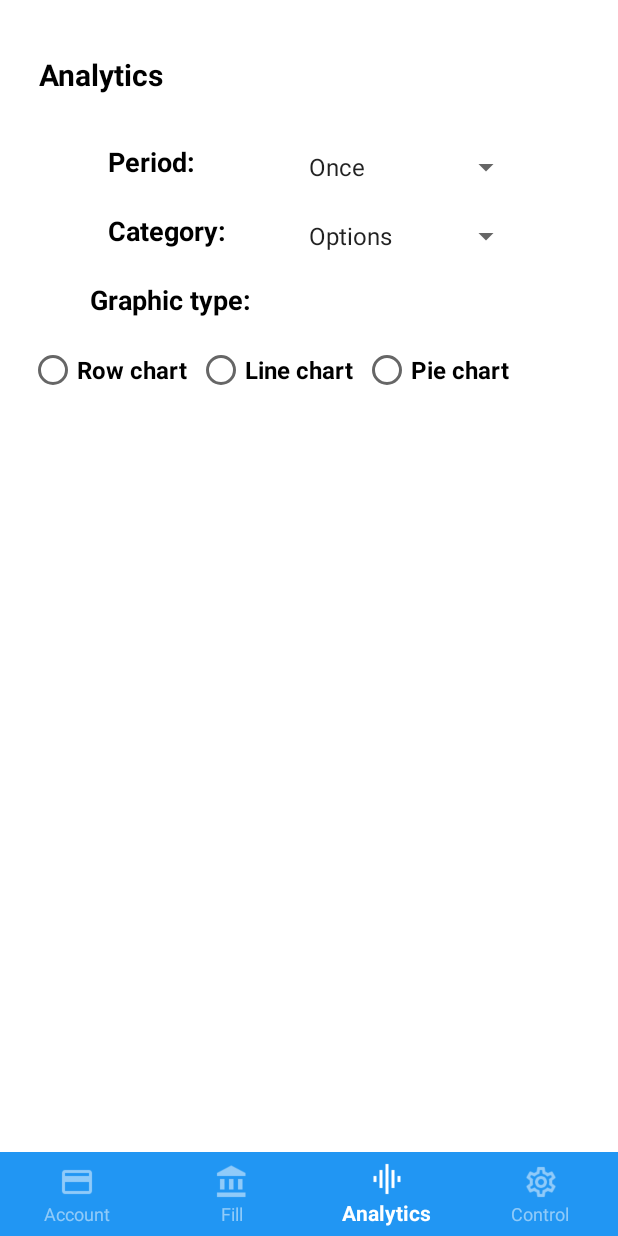
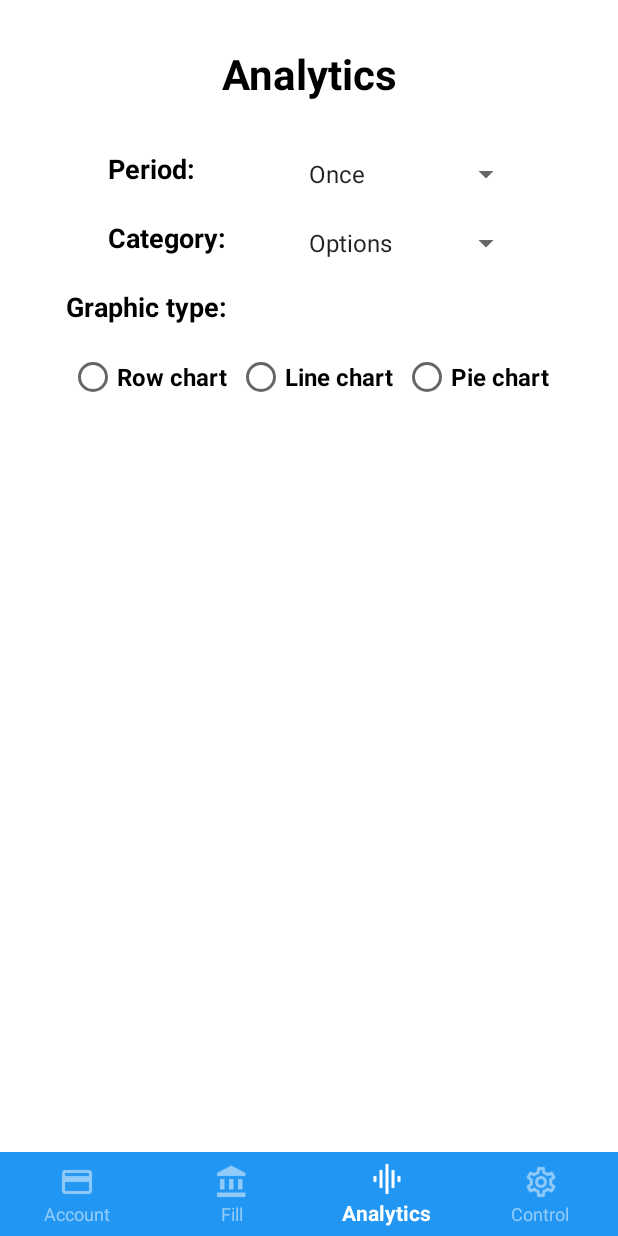
Before and after one commit to HoppaTeamSDA4/Finchild, an Android app: the Analytics screen opened directly, with no data from a screen before it, on a phone screen of 412 x 824 dp. Run offline under Robolectric (Android 15) with nearby library versions, the phone set to English and light mode, and no system bars.

Commit message:
Set title style in view analytics

```diff
--- a/app/src/main/res/layout/activity_analytics.xml
+++ b/app/src/main/res/layout/activity_analytics.xml
@@ -4,27 +4,22 @@
     xmlns:tools="http://schemas.android.com/tools"
     android:layout_width="wrap_content"
     android:layout_height="wrap_content">
+
     <LinearLayout
         android:layout_width="match_parent"
         android:layout_height="match_parent"
-    android:layout_centerHorizontal="true"
         android:background="@color/colorBackground"
         android:orientation="vertical"
-    android:paddingLeft="16dp"
-    android:paddingTop="16dp"
-    android:paddingRight="16dp"
-    android:paddingBottom="16dp"
         tools:context=".Analytics">
 
 
         <TextView
-        android:layout_width="349dp"
+            android:layout_width="match_parent"
             android:layout_height="wrap_content"
-        android:layout_marginTop="10dp"
+            android:layout_marginTop="20dp"
+            android:gravity="center"
             android:text="Analytics"
-        android:textColor="@color/colorTextTitle"
-        android:textSize="20sp"
-        android:textStyle="bold"
+            style="@style/style_tittle"
             android:padding="10dp"
             android:layout_marginBottom="10dp" />
 
@@ -104,7 +99,8 @@
             android:layout_width="match_parent"
             android:layout_height="wrap_content"
             android:orientation="horizontal"
-        android:layout_marginTop="5dp">
+            android:layout_marginTop="5dp"
+            android:gravity="center">
 
             <RadioButton android:id="@+id/radioRowChart"
                 android:layout_width="wrap_content"
@@ -141,7 +137,8 @@
         <ImageView
             android:id="@+id/imageDataGraphic"
             android:layout_width="wrap_content"
-        android:layout_height="wrap_content"/>
+            android:layout_height="wrap_content"
+            android:layout_margin="10dp"/>
 
     </LinearLayout>
 
```
Lines whose indentation alone changed are shown as unchanged.
